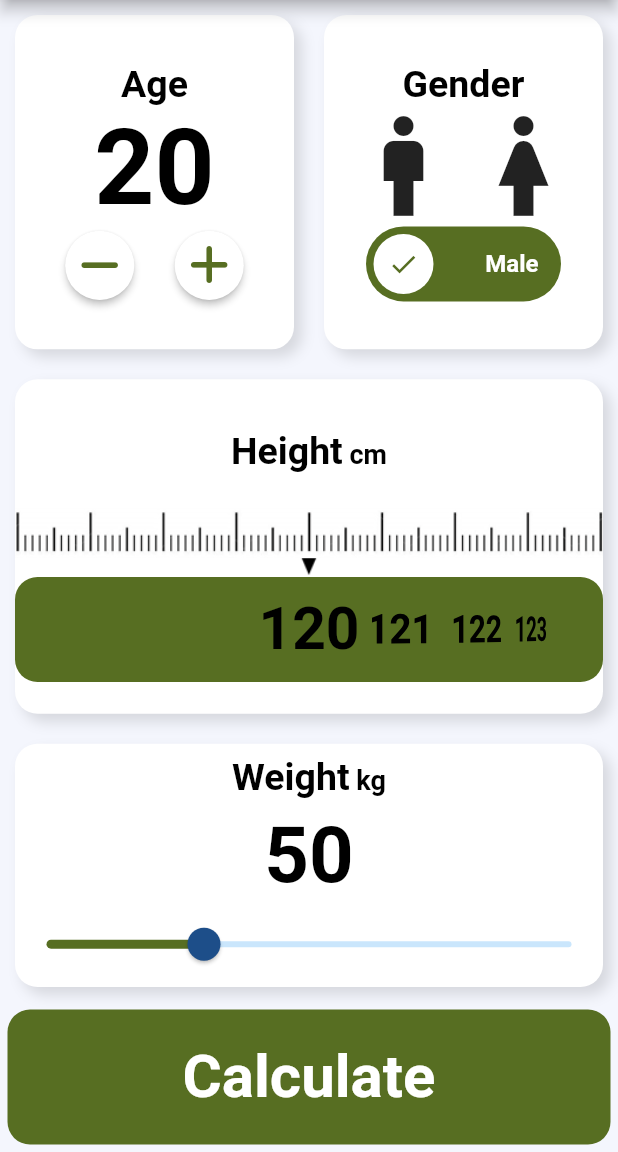
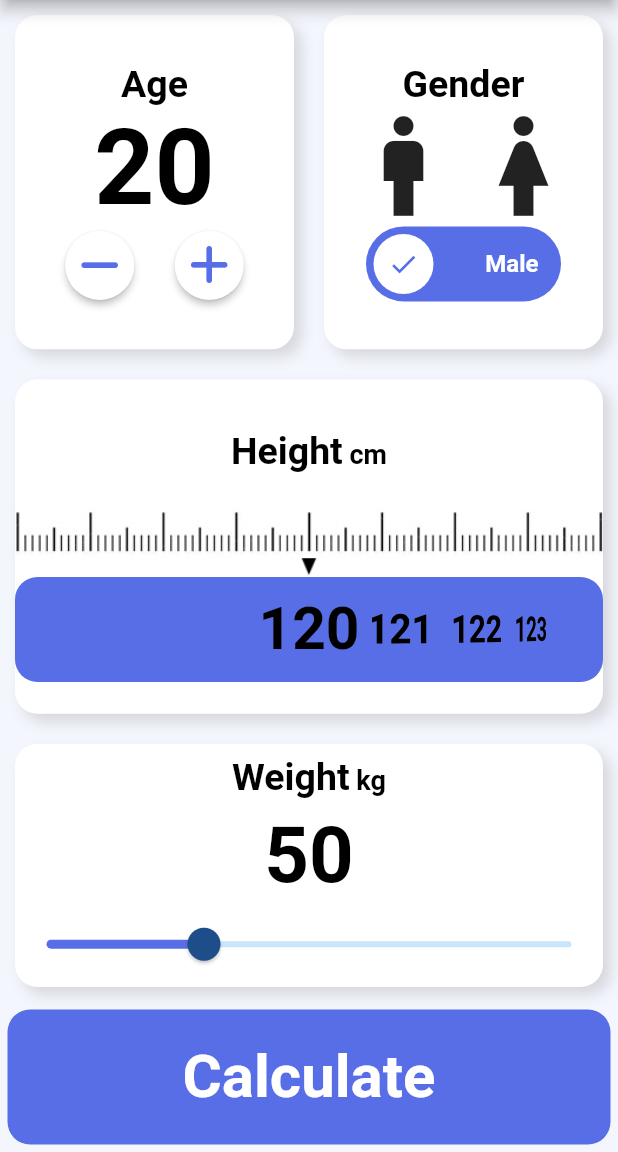
Before and after one commit to samuel-thapa-magar/bmi_calculator, a Flutter app: the screen it shows after launch, on a phone screen of 412 x 824 dp, the part 84-1236 px from its top. Run offline on Flutter 3.47's test engine with Material 2 defaults, Android fonts, the phone set to English and light mode, and no system bars; drawn by our look-alikes of lite_rolling_switch; our stand-ins replace font_awesome_flutter.

Commit message:
theme color changed

```diff
--- a/lib/constants.dart
+++ b/lib/constants.dart
@@ -1,7 +1,7 @@
 import 'package:flutter/material.dart';
 
 const Color kappbarColor = Color(0xFFFFFFFF);
-const Color kthemeColor = Color(0xFF576E22);
+const Color kthemeColor = Color(0xFF576EE7);
 
 const kappbarTextStyle =
     TextStyle(fontSize: 25, color: Colors.black, fontWeight: FontWeight.bold);
```
